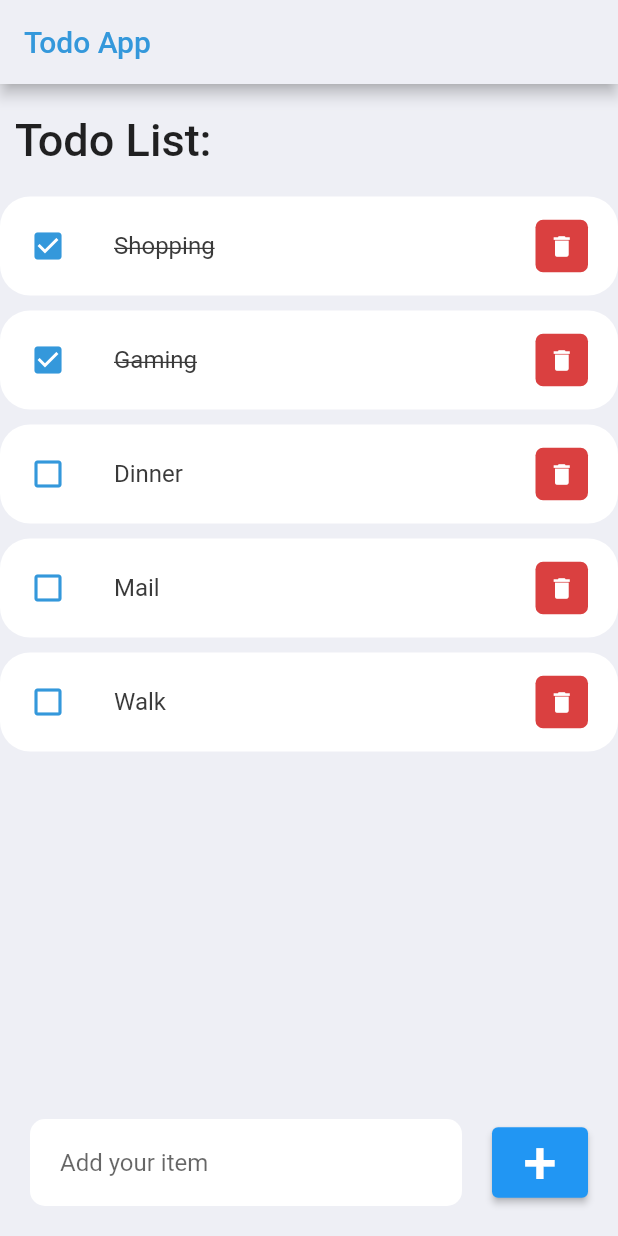
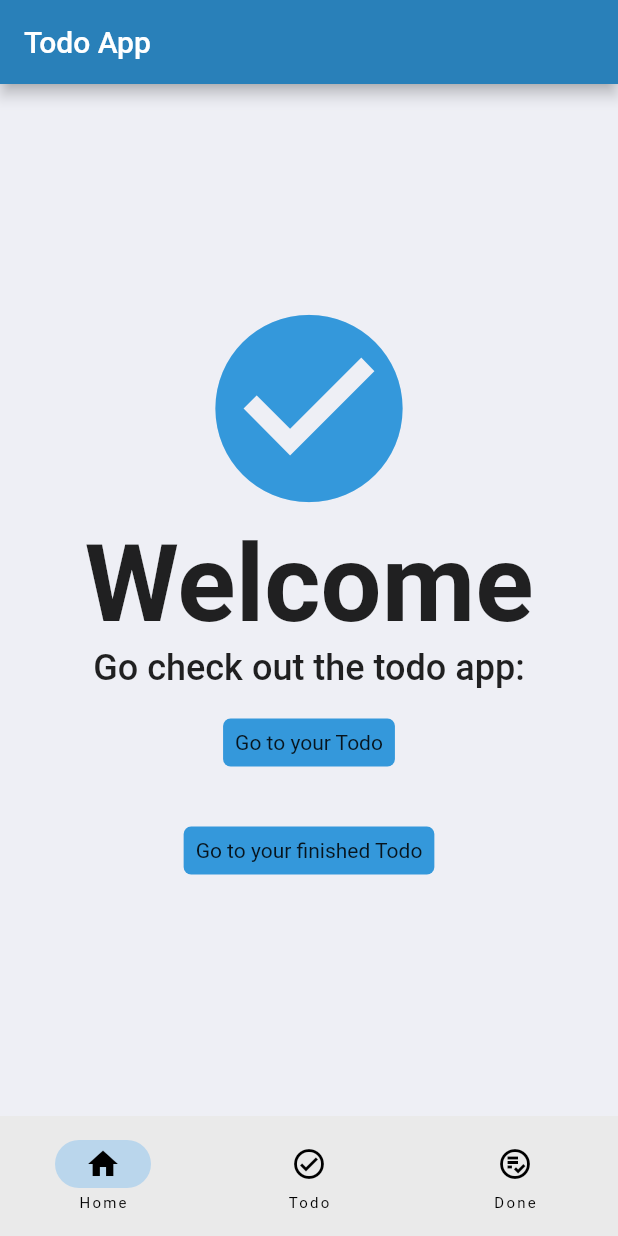
Before and after one commit to JanikSunke/Flutter-TodoApp, a Flutter app: the screen it shows after launch, on a phone screen of 412 x 824 dp. Run offline on Flutter 3.47's test engine with Material 2 defaults, Android fonts, the phone set to English and light mode, and no system bars.

Commit message:
WelcomePage

```diff
--- a/lib/screens/home.dart
+++ b/lib/screens/home.dart
@@ -11,19 +11,122 @@ class Home extends StatefulWidget {
 }
 
 class _HomeState extends State<Home> {
-    final todoList = Todo.todoList();
+    final todoList1 = Todo.todoList();
     final _todoController = TextEditingController();
+    int currentPageIndex = 0;
 
     @override
     Widget build(BuildContext context) {
     return Scaffold(
         backgroundColor: transparent,
         appBar: AppBar(
-            backgroundColor: transparent,
+            backgroundColor: darkBlue,
             title: Text(
                 'Todo App',
-                style: TextStyle(color: blue))),
-        body: Stack(
+                style: TextStyle(color: Colors.white))),
+            bottomNavigationBar: NavigationBar(
+                onDestinationSelected: (int index) {
+                    setState(() {
+                        currentPageIndex = index;
+                    });
+                },
+                selectedIndex: currentPageIndex,
+                destinations: const <Widget>[
+                    NavigationDestination(
+                        selectedIcon: Icon(Icons.home),
+                        icon: Icon(Icons.home_outlined),
+                        label: 'Home',
+                    ),
+                    NavigationDestination(
+                        selectedIcon: Icon(Icons.check_circle),
+                        icon: Icon(Icons.check_circle_outlined),
+                        label: 'Todo',
+                    ),
+                    NavigationDestination(
+                        selectedIcon: Icon(Icons.playlist_add_check_circle),
+                        icon: Icon(Icons.playlist_add_check_circle_outlined),
+                        label: 'Done',
+                    ),
+                ],
+        ),
+        body: <Widget>[
+                Container(
+                alignment: Alignment.center,
+                child: welcome(),
+                ),
+                Container(
+                alignment: Alignment.center,
+                child: list(),
+                ),
+                Container(
+                alignment: Alignment.center,
+                child: doneList(),
+                ),
+            ][currentPageIndex],
+        );
+    }
+
+    Widget welcome() {
+        return Container(
+            child: Column(
+                mainAxisAlignment: MainAxisAlignment.center,
+                children: [
+                    Icon(Icons.check_circle, size: 150, color: blue),
+                    Text('Welcome', style: TextStyle(fontSize: 72, fontWeight: FontWeight.w700)),
+                    Text('Go check out the todo app:', style: TextStyle(fontSize: 24, fontWeight: FontWeight.w500)),
+                    GestureDetector(
+                        onTap: () {
+                            setState(() {
+                            currentPageIndex = 1;
+                            });
+                        },
+                        child: Container(
+                            decoration: BoxDecoration(color: blue, borderRadius: BorderRadius.circular(5)),
+                            margin: EdgeInsets.all(20),
+                            padding: const EdgeInsets.all(8),
+                            child: Text("Go to your Todo"),
+                        ),
+                    ),
+                    GestureDetector(
+                        onTap: () {
+                            setState(() {
+                            currentPageIndex = 2;
+                            });
+                        },
+                        child: Container(
+                            decoration: BoxDecoration(color: blue, borderRadius: BorderRadius.circular(5)),
+                            margin: EdgeInsets.all(20),
+                            padding: const EdgeInsets.all(8),
+                            child: Text("Go to your finished Todo"),
+                        ),
+                    ),
+                ],
+            ),
+        );
+    }
+
+    Widget doneList() {
+        return Container(
+            child: ListView(
+                children: [
+                    Container(
+                        margin: EdgeInsets.only(top: 20, bottom: 20, left: 10),
+                        child: Text('Done List:', style: TextStyle(fontSize: 30, fontWeight: FontWeight.w500))
+                    ),
+                    for (Todo todo in todoList1)
+                        if (todo.done)
+                            TodoItem(
+                                todo: todo,
+                                onTodoChanged: _handleChange,
+                                onDeleteItem: _handleDelete,
+                            ),
+                ]
+            )
+        );
+    }
+
+    Widget list() {
+        return Stack(
                 children: [
                     Container(
                         child: ListView(
@@ -32,11 +135,12 @@ class _HomeState extends State<Home> {
                                     margin: EdgeInsets.only(top: 20, bottom: 20, left: 10),
                                     child: Text('Todo List:', style: TextStyle(fontSize: 30, fontWeight: FontWeight.w500))
                                 ),
-                                for (Todo todo in todoList)
+                                for (Todo todo in todoList1)
+                                    if (!todo.done)
                                     TodoItem(
                                         todo: todo,
-                                        onTodoChanged: _handleToDoChange,
-                                        onDeleteItem: _deleteTodoItem,
+                                        onTodoChanged: _handleChange,
+                                        onDeleteItem: _handleDelete,
                                     ),
                             ]
                         )
@@ -61,32 +165,31 @@ class _HomeState extends State<Home> {
                                 child: ElevatedButton(
                                     child: Text('+', style: TextStyle(fontSize: 40,)),
                                     onPressed: () {
-                                        _addTodoElement(_todoController.text);
+                                        _handleAdd(_todoController.text);
                                     },
                                 ),
                             )
                         ])
                     )
                 ]
-            )
-        );
+            );
     }
 
-    void _handleToDoChange(Todo todo) {
+    void _handleChange(Todo todo) {
         setState(() {
             todo.done = !todo.done;
         });
     }
 
-    void _deleteTodoItem(int id) {
+    void _handleDelete(int id) {
         setState(() {
-            todoList.removeWhere((item) => item.id == id);
+            todoList1.removeWhere((item) => item.id == id);
         });
     }
 
-    void _addTodoElement(String todo) {
+    void _handleAdd(String todo) {
         setState(() {
-            todoList.add(Todo(id: todoList.last.id + 1, text: todo));
+            todoList1.add(Todo(id: todoList1.last.id + 1, text: todo));
         });
         _todoController.clear(); //Clear text field
     }
```
